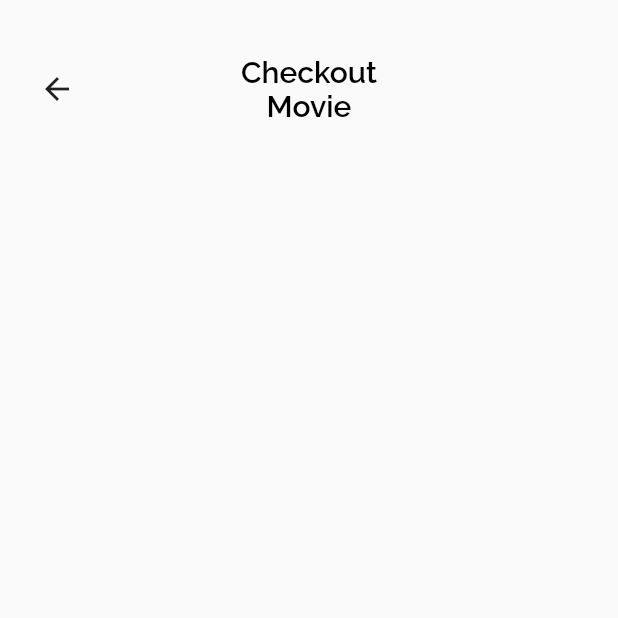
After one commit to anggitpp/flutix-new, a Flutter app: the CheckoutPage screen opened by its route, on a phone screen of 412 x 824 dp, the top half of it. The commit adds this screen. Run offline on Flutter 3.47's test engine with Material 2 defaults, Android fonts, the phone set to English and light mode, and no system bars; our stand-ins replace get, google_fonts, image_picker, supercharged.

```diff
--- /dev/null
+++ b/lib/bindings/checkout_page_binding.dart
@@ -0,0 +1,9 @@
+import 'package:flutix/controllers/checkout_page_controller.dart';
+import 'package:get/get.dart';
+
+class CheckoutPageBinding implements Bindings {
+  @override
+  void dependencies() {
+    Get.put(CheckoutPageController());
+  }
+}
--- /dev/null
+++ b/lib/controllers/checkout_page_controller.dart
@@ -0,0 +1,26 @@
+import 'package:get/get.dart';
+
+class CheckoutPageController extends GetxController {
+  // var isCanNextStep = false.obs;
+  // RxList<String> selectedSeats = RxList<String>();
+  // RxString selectedLang = ''.obs;
+
+  // void addSelectedSeats(String item) {
+  //   if (selectedSeats.contains(item)) {
+  //     selectedSeats.remove(item);
+  //   } else {
+  //     if (selectedSeats.length < 6) {
+  //       selectedSeats.add(item);
+  //     }
+  //   }
+  //   checkNotEmpty();
+  // }
+
+  // void checkNotEmpty() {
+  //   if (selectedSeats.isNotEmpty) {
+  //     isCanNextStep.value = true;
+  //   } else {
+  //     isCanNextStep.value = false;
+  //   }
+  // }
+}
--- a/lib/routes/pages.dart
+++ b/lib/routes/pages.dart
@@ -1,3 +1,4 @@
+import 'package:flutix/bindings/checkout_page_binding.dart';
 import 'package:flutix/bindings/confirm_account_page_binding.dart';
 import 'package:flutix/bindings/home_page_binding.dart';
 import 'package:flutix/bindings/login_page_binding.dart';
@@ -6,6 +7,7 @@ import 'package:flutix/bindings/select_cinema_page.dart';
 import 'package:flutix/bindings/select_genre_page_binding.dart';
 import 'package:flutix/bindings/select_seat_page_binding.dart';
 import 'package:flutix/routes/route_name.dart';
+import 'package:flutix/screens/pages/checkout_page.dart';
 import 'package:flutix/screens/pages/confirm_account_page.dart';
 import 'package:flutix/screens/pages/home_page.dart';
 import 'package:flutix/screens/pages/login_page.dart';
@@ -62,5 +64,10 @@ class Pages {
       binding: SelectSeatPageBinding(),
       page: () => SelectSeatPage(),
     ),
+    GetPage(
+      name: RouteName.checkout,
+      binding: CheckoutPageBinding(),
+      page: () => CheckoutPage(),
+    ),
   ];
 }
--- a/lib/routes/route_name.dart
+++ b/lib/routes/route_name.dart
@@ -8,4 +8,5 @@ class RouteName {
   static const movieDetail = '/movieDetail';
   static const selectCinema = '/selectCinema';
   static const selectSeat = '/selectSeat';
+  static const checkout = '/checkout';
 }
--- /dev/null
+++ b/lib/screens/pages/checkout_page.dart
@@ -0,0 +1,22 @@
+import 'package:flutix/screens/widgets/header_title.dart';
+import 'package:flutter/material.dart';
+import 'package:get/get.dart';
+
+class CheckoutPage extends StatelessWidget {
+  const CheckoutPage({Key? key}) : super(key: key);
+
+  @override
+  Widget build(BuildContext context) {
+    return Scaffold(
+      body: SafeArea(
+          child: Column(
+        children: [
+          HeaderTitle(
+            backFunction: () => Get.back(),
+            title: 'Checkout\nMovie',
+          ),
+        ],
+      )),
+    );
+  }
+}
--- a/lib/screens/pages/select_seat_page.dart
+++ b/lib/screens/pages/select_seat_page.dart
@@ -199,13 +199,16 @@ class SelectSeatPage extends StatelessWidget {
                 height: 30,
               ),
               Obx(
-                () => ButtonNext(
+                () => InkWell(
+                  onTap: () => Get.toNamed('/checkout'),
+                  child: ButtonNext(
                     arrowColor: controller.isCanNextStep.value
                         ? Colors.white
                         : darkGreyColor,
                     backgroundColor: controller.isCanNextStep.value
                         ? purpleColor
                         : lightGreyColor,
+                  ),
                 ),
               ),
             ],
```
Lines whose indentation alone changed are shown as unchanged.
